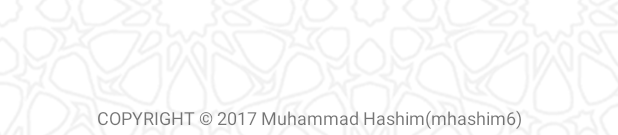
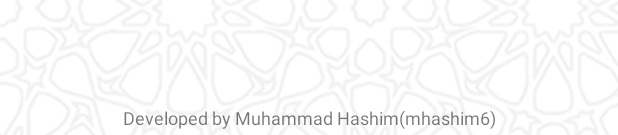
Before and after one commit to mhashim6/TheTwoAuthenticBooks, an Android app: the layout activity_about.xml on its own in the app's theme, with its tools: preview values and no code run, on a phone screen of 412 x 824 dp. Shown: the part 1098-1233 px from the top of the screen. Run offline under Robolectric (Android 15) with nearby library versions, the phone set to English and light mode, and no system bars; Roboto replaces fonts that are not available here.

```diff
--- a/app/build.gradle
+++ b/app/build.gradle
@@ -7,8 +7,8 @@ android {
         applicationId "mhashim6.android.thetwoauthentics"
         minSdkVersion 15
         targetSdkVersion 26
-        versionCode 26
-        versionName "1.9.8.4"
+        versionCode 27
+        versionName "1.9.8.5"
         testInstrumentationRunner "android.support.test.runner.AndroidJUnitRunner"
         vectorDrawables.useSupportLibrary = true
         resConfigs "en", "ar"
@@ -19,7 +19,7 @@ android {
             proguardFiles getDefaultProguardFile('proguard-android.txt'), 'proguard-rules.pro'
         }
         debug {
-            minifyEnabled true
+            minifyEnabled false
         }
     }
     compileOptions {
--- a/app/src/main/java/mhashim6/android/thetwoauthentics/app/results/ResultsActivity.java
+++ b/app/src/main/java/mhashim6/android/thetwoauthentics/app/results/ResultsActivity.java
@@ -65,12 +65,12 @@ public class ResultsActivity extends BaseActivity {
 
 		checkForTraitors();
 
-		String query = resultsWrapper.query();
 		String title = null;
+		String[] query = resultsWrapper.query();
 
 		switch (resultsWrapper.searchType()) {
 			case ResultsWrapper.SEARCH:
-				title = query;
+				title = Utils.joinQuery(query);
 				break;
 
 			case ResultsWrapper.NO_SEARCH_TYPE:
--- a/app/src/main/java/mhashim6/android/thetwoauthentics/app/results/ResultsWrapper.java
+++ b/app/src/main/java/mhashim6/android/thetwoauthentics/app/results/ResultsWrapper.java
@@ -18,10 +18,10 @@ public class ResultsWrapper {
 //===================================================
 
 	private final List<Hadith> bukhari, muslim;
-	private final String query;
+	private final String[] query;
 	private final int searchType;
 
-	public ResultsWrapper(List<Hadith> bukhari, List<Hadith> muslim, @Nullable String query, int searchType) {
+	public ResultsWrapper(List<Hadith> bukhari, List<Hadith> muslim, @Nullable String[] query, int searchType) {
 		this.bukhari = bukhari;
 		this.muslim = muslim;
 		this.query = query;
@@ -36,7 +36,7 @@ public class ResultsWrapper {
 		return muslim == null ? Collections.emptyList() : muslim;
 	}
 
-	public String query() {
+	public String[] query() {
 		return query;
 	}
 
--- a/app/src/main/java/mhashim6/android/thetwoauthentics/model/AbstractMuhaddith.java
+++ b/app/src/main/java/mhashim6/android/thetwoauthentics/model/AbstractMuhaddith.java
@@ -84,7 +84,6 @@ public abstract class AbstractMuhaddith implements Muhaddith {
 		cursor.close();
 		return Arrays.asList(ahadith);
 	}
-
 //===================================================
 
 	private static String convertStringKeysToSQL(String[] keys) {
--- a/app/src/main/res/layout-land/activity_main.xml
+++ b/app/src/main/res/layout-land/activity_main.xml
@@ -3,7 +3,6 @@
 <LinearLayout xmlns:android="http://schemas.android.com/apk/res/android"
 			  xmlns:app="http://schemas.android.com/apk/res-auto"
 			  xmlns:card_view="http://schemas.android.com/apk/res-auto"
-			  xmlns:tools="http://schemas.android.com/tools"
 			  android:id="@+id/main_layout"
 			  android:layout_width="match_parent"
 			  android:layout_height="match_parent"
--- a/app/src/main/res/layout/activity_main.xml
+++ b/app/src/main/res/layout/activity_main.xml
@@ -3,7 +3,6 @@
 <LinearLayout xmlns:android="http://schemas.android.com/apk/res/android"
 			  xmlns:app="http://schemas.android.com/apk/res-auto"
 			  xmlns:card_view="http://schemas.android.com/apk/res-auto"
-			  xmlns:tools="http://schemas.android.com/tools"
 			  android:id="@+id/main_layout"
 			  android:layout_width="match_parent"
 			  android:layout_height="match_parent"
@@ -21,6 +20,7 @@
 		android:layout_marginLeft="7dp"
 		android:layout_marginRight="7dp"
 		android:layout_marginTop="10dp"
+		android:foreground="?android:attr/selectableItemBackground"
 		app:cardBackgroundColor="@android:color/white"
 		card_view:cardCornerRadius="2dp"
 		>
@@ -60,6 +60,7 @@
 			</LinearLayout>
 
 			<android.support.v7.widget.AppCompatTextView
+				android:id="@+id/guide_textView"
 				android:layout_width="match_parent"
 				android:layout_height="wrap_content"
 				android:layout_margin="15dp"
--- a/app/src/main/res/layout/hadith_view.xml
+++ b/app/src/main/res/layout/hadith_view.xml
@@ -35,7 +35,6 @@
 			android:background="@color/colorAccent"
 			android:paddingLeft="2dp"
 			android:paddingRight="2dp"
-			android:textColor="@color/colorPrimaryDark"
 			android:textSize="18sp"
 			tools:text="15"/>
 
--- a/app/src/main/res/menu/menu_main.xml
+++ b/app/src/main/res/menu/menu_main.xml
@@ -11,6 +11,7 @@
 	<item
 		android:id="@+id/settings_item"
 		android:title="@string/preferences"
-		app:showAsAction="never"/>
+		android:icon="@drawable/ic_settings_white_18dp"
+		app:showAsAction="ifRoom"/>
 
 </menu>
--- a/app/src/main/res/values/colors.xml
+++ b/app/src/main/res/values/colors.xml
@@ -4,6 +4,5 @@
 	<color name="colorPrimaryDark">#7A2729</color>
 	<color name="colorPrimaryLight">#c35c59</color>
 	<color name="colorAccent">#bdc3c7</color>
-	<color name="textColorPrimary">@color/colorPrimaryDark</color>
-	<color name="offwhite">#ffebee</color>
+	<color name="offwhite">@android:color/white</color>
 </resources>
--- a/app/src/main/res/values/strings.xml
+++ b/app/src/main/res/values/strings.xml
@@ -1,6 +1,6 @@
 <resources>
 	<string name="app_name" translatable="false">الصحيحان</string>
-	<string name="search_hint_text">Search…</string>
+	<string name="search_hint_text">Search in Albukhari &amp; Muslim…</string>
 	<string name="saved_title">Saved Hadiths</string>
 	<string name="share_with">Share Hadith</string>
 	<string name="sahih_muslim">Sahih Muslim</string>
@@ -15,9 +15,9 @@
 	<string name="save">Save</string>
 	<string name="remove">Remove</string>
 	<string name="about">About Application</string>
-	<string name="xda" translatable="false">SUPPORT AND HELP FORUM</string>
-	<string name="licenses" translatable="false">OPEN SOURCE LIBRARIES</string>
-	<string name="copyright" translatable="false">COPYRIGHT © 2017 Muhammad Hashim(mhashim6)</string>
+	<string name="xda">SUPPORT AND HELP FORUM</string>
+	<string name="licenses">OPEN SOURCE LIBRARIES</string>
+	<string name="copyright" translatable="false">Developed by Muhammad Hashim(mhashim6)</string>
 	<string name="update_available">Update Available</string>
 	<string name="update_advice">A newer version for the application is available.</string>
 	<string name="update_now">Update now</string>
@@ -28,7 +28,7 @@
 	<string name="force_arabic">Arabic Mode</string>
 	<string name="empty_saved">You haven\'t saved any Hadith, yet.</string>
 	<string name="language_summary">User Interface will always use Arabic language</string>
-	<string name="donate" translatable="false">donate</string>
+	<string name="donate">donate</string>
 	<string name="thanks">Thanks</string>
 	<string name="update_preference">Check for Updates</string>
 	<string name="trim_summary">Automatically trims extra spaces from the query</string>
@@ -46,6 +46,6 @@
 If you like this app, please Share it with your friends, spend a minute to write a nice review or to give it a 5-star rating in Google Play. May Allah reward us all. </string>
 	<string name="rate_dialog_ok">Rate Now</string>
 	<string name="rate_dialog_cancel">Later</string>
-	<string name="rate_dialog_no">No, Thanks</string>
-	<string name="search_guide">- Search for multiple words and phrases by any order.\n\n- Search for exact phrases using quotes \"\".\n\n- Sahih Al-Bukhari contains 7008 Hadiths.\n\n- Sahih Muslim contains 5362 Hadiths.</string>
+	<string name="rate_dialog_no">Never</string>
+	<string name="search_guide">• Search for multiple words and phrases by any order.\n\n• Surround exact phrases with double quotes \"\".\n\n• Sahih Al-Bukhari contains 7008 Hadiths.\n\n• Sahih Muslim contains 5362 Hadiths.</string>
 </resources>
```
Also changed, not shown: app/src/main/java/mhashim6/android/thetwoauthentics/app/DatabasesLogic.java (+17 -21 lines), app/src/main/java/mhashim6/android/thetwoauthentics/app/Utils.java (+14 -2 lines), 1 other file.
